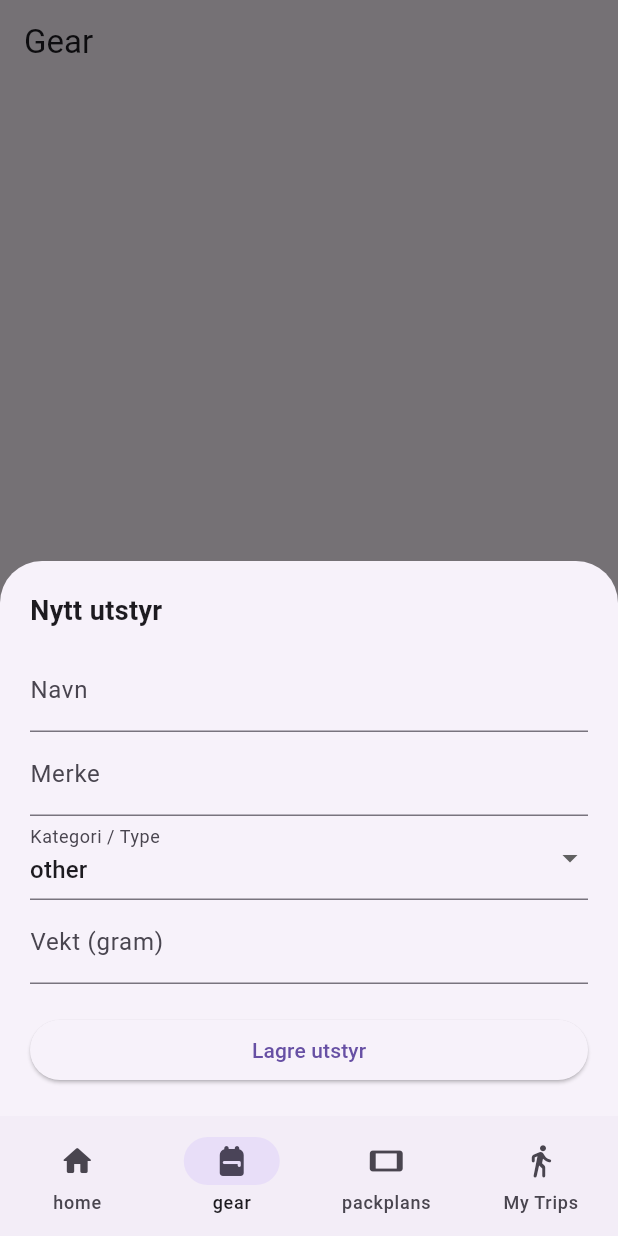
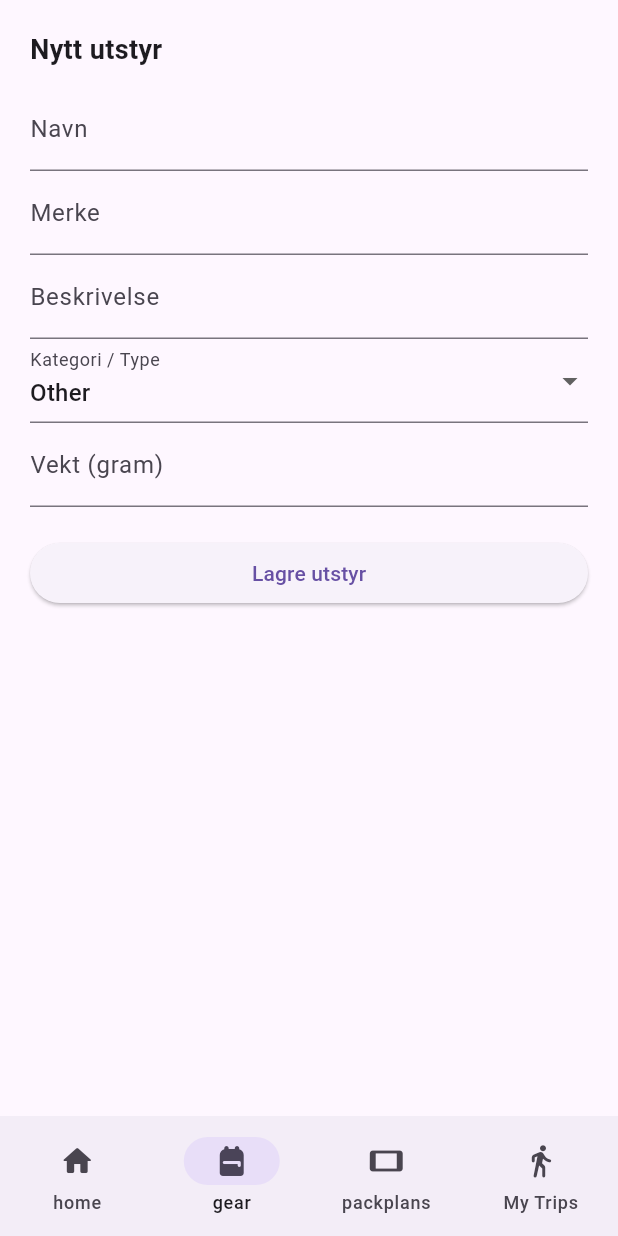
Before and after one commit to 672654/first-flutter, a Flutter app: the screen it shows after launch, item 2 of the bottom bar chosen, after a tap on the "add" icon, on a phone screen of 412 x 824 dp. Run offline on Flutter 3.47's test engine with Material 3 defaults, Android fonts, the phone set to English and light mode, and no system bars; our stand-ins replace equatable, flutter_bloc, get_it, go_router, supabase_flutter; accounts and stored records are empty.

Commit message:
add gear screen til router

```diff
--- a/lib/presentation/features/gear_view/widgets/add_gear.dart
+++ b/lib/presentation/features/gear_view/widgets/add_gear.dart
@@ -14,6 +14,7 @@ class AddGearModal extends StatefulWidget {
 class _AddGearModalState extends State<AddGearModal> {
   String name = '';
   String brand = '';
+  String description = '';
   GearType selectedType = GearType.other; // Standardverdi for type
   int grams = 0;
 
@@ -25,7 +26,7 @@ class _AddGearModalState extends State<AddGearModal> {
         top: 20,
         left: 20,
         right: 20,
-        bottom: MediaQuery.of(context).viewInsets.bottom + 20,
+        bottom: MediaQuery.of(context).viewInsets.bottom + 24,
       ),
       child: Column(
         mainAxisSize: MainAxisSize.min,
@@ -45,6 +46,11 @@ class _AddGearModalState extends State<AddGearModal> {
             onChanged: (val) => brand = val,
           ),
 
+          TextField(
+            decoration: const InputDecoration(labelText: 'Beskrivelse'),
+            onChanged: (val) => description = val,
+          ),
+
           DropdownButtonFormField<GearType>(
             initialValue: selectedType,
             decoration: const InputDecoration(labelText: 'Kategori / Type'),
@@ -52,7 +58,7 @@ class _AddGearModalState extends State<AddGearModal> {
             items: GearType.values.map((GearType type) {
               return DropdownMenuItem<GearType>(
                 value: type,
-                child: Text(type.name), // Viser f.eks. "backpack" eller "tent" som tekst
+                child: Text(type.name[0].toUpperCase() + type.name.substring(1)),
               );
             }).toList(),
             onChanged: (GearType? newValue) {
--- a/lib/presentation/features/gear_view/widgets/gear_screen.dart
+++ b/lib/presentation/features/gear_view/widgets/gear_screen.dart
@@ -5,7 +5,8 @@ import 'package:flutter_supabase_pack/core/service_locator.dart';
 import 'package:flutter_supabase_pack/data/repositories/gear_repo/gear_repository_interface.dart';
 import 'package:flutter_supabase_pack/presentation/features/gear_view/viewmodel/gear_cubit.dart';
 import 'package:flutter_supabase_pack/presentation/features/gear_view/viewmodel/gear_state.dart';
-import 'package:flutter_supabase_pack/presentation/features/gear_view/widgets/add_gear.dart';
+import 'package:flutter_supabase_pack/routing/app_routes/all_app_routes.dart';
+import 'package:go_router/go_router.dart';
 
 class GearScreen extends StatelessWidget {
   const GearScreen({super.key});
@@ -85,18 +86,7 @@ class _GearView extends StatelessWidget {
       floatingActionButton: FloatingActionButton(
         onPressed: () {
 
-          final gearCubit = context.read<GearCubit>();
-          // Show a dialog or a new screen to add gear
-          showModalBottomSheet(
-            context: context,
-            isScrollControlled: true,
-            builder: (modalContext) {
-              return BlocProvider.value(
-                value: gearCubit,
-                child: AddGearModal(),
-              );
-            }
-          );
+          context.go(Destinations.gearAdd);
         },
         child: const Icon(Icons.add),
       ),
--- a/lib/routing/app_routes/all_app_routes.dart
+++ b/lib/routing/app_routes/all_app_routes.dart
@@ -1,4 +1,6 @@
 
+import 'package:flutter/material.dart';
+import 'package:flutter_supabase_pack/presentation/features/gear_view/widgets/add_gear.dart';
 import 'package:flutter_supabase_pack/presentation/features/gear_view/widgets/gear_screen.dart';
 import 'package:flutter_supabase_pack/presentation/features/home_view/widgets/home_screen.dart';
 import 'package:flutter_supabase_pack/presentation/features/packplans_view/widgets/packplan.dart';
@@ -10,10 +12,13 @@ class Destinations{
 
   static const String home = '/';
   static const String gear = '/gear';
+  static const String gearAdd = '/gear/add';
   static const String packplan = '/packplan';
   static const String myTrips = '/my-trips';
   static const String settings = '/settings';
 }
+
+final GlobalKey<NavigatorState> navigatorKey = GlobalKey<NavigatorState>();
 
 final homeBranch = StatefulShellBranch(
   routes: [
@@ -27,10 +32,17 @@ final homeBranch = StatefulShellBranch(
 );
 
 final gearBranch = StatefulShellBranch(
+  navigatorKey: navigatorKey,
   routes: [
     GoRoute(
       path: Destinations.gear,
       builder: (context, state) => const GearScreen(),
+      routes: [
+        GoRoute(
+          path: 'add',
+          builder: (context, state) => const AddGearModal(),
+        ),
+      ],
     ),
   ],
 );
```
